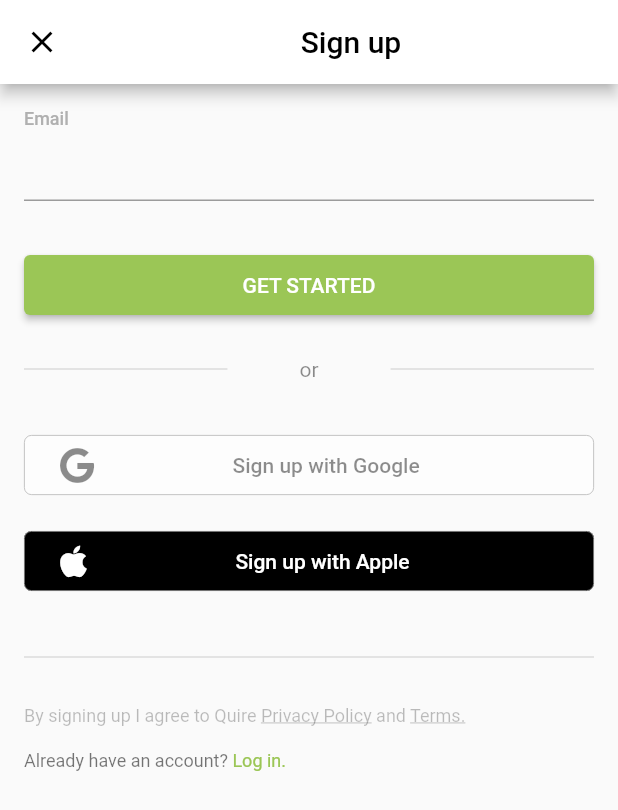
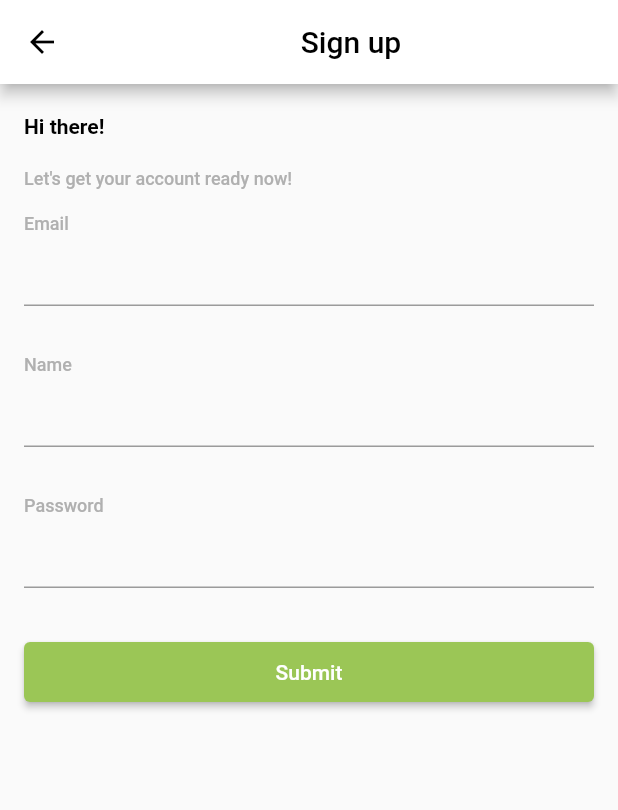
Before and after one commit to edgeboy47/quire_login_ui_clone, a Flutter app: the SignUpPage screen opened directly, after a tap on "GET STARTED", on a phone screen of 412 x 824 dp. Shown: the top 810 px of the screen. Run offline on Flutter 3.47's test engine with Material 2 defaults, Android fonts, the light colour scheme and no system bars; our stand-ins replace font_awesome_flutter, introduction_screen.

Commit message:
Add submit page

```diff
--- a/lib/sign_up_page.dart
+++ b/lib/sign_up_page.dart
@@ -2,6 +2,7 @@
 import 'package:font_awesome_flutter/font_awesome_flutter.dart';
 import 'package:quire_clone/colours.dart';
 import 'package:quire_clone/login_page.dart';
+import 'package:quire_clone/submit_page.dart';
 
 class SignUpPage extends StatefulWidget {
   const SignUpPage({Key? key}) : super(key: key);
@@ -88,7 +89,16 @@
                     style: ElevatedButton.styleFrom(
                       primary: kGreenColour,
                     ),
-                    onPressed: () {},
+                    onPressed: () {
+                      Navigator.push(
+                        context,
+                        MaterialPageRoute(
+                          builder: (_) => SubmitPage(
+                            email: _emailController.text,
+                          ),
+                        ),
+                      );
+                    },
                     child: Padding(
                       padding: const EdgeInsets.symmetric(vertical: 12.0),
                       child: Text('GET STARTED'),
--- /dev/null
+++ b/lib/submit_page.dart
@@ -0,0 +1,195 @@
+import 'package:flutter/material.dart';
+import 'package:quire_clone/colours.dart';
+
+class SubmitPage extends StatefulWidget {
+  const SubmitPage({
+    Key? key,
+    required this.email,
+  }) : super(key: key);
+
+  final String email;
+
+  @override
+  _SubmitPageState createState() => _SubmitPageState();
+}
+
+class _SubmitPageState extends State<SubmitPage> {
+  late final TextEditingController _emailController;
+  late final TextEditingController _nameController;
+  late final TextEditingController _passwordController;
+
+  @override
+  void initState() {
+    super.initState();
+    _emailController = TextEditingController();
+    _emailController.text = widget.email;
+    _nameController = TextEditingController();
+    _passwordController = TextEditingController();
+  }
+
+  @override
+  void dispose() {
+    _emailController.dispose();
+    _nameController.dispose();
+    _passwordController.dispose();
+    super.dispose();
+  }
+
+  @override
+  Widget build(BuildContext context) {
+    return Scaffold(
+      appBar: AppBar(
+        leading: IconButton(
+          icon: Icon(
+            Icons.arrow_back,
+            color: Colors.black,
+          ),
+          onPressed: () {
+            Navigator.pop(context);
+          },
+        ),
+        backgroundColor: Colors.white,
+        title: Align(
+          alignment: Alignment.center,
+          child: Text(
+            'Sign up',
+            style: TextStyle(
+              color: Colors.black,
+            ),
+          ),
+        ),
+      ),
+      body: SafeArea(
+        child: Padding(
+          padding: const EdgeInsets.all(16.0),
+          child: SingleChildScrollView(
+            physics: NeverScrollableScrollPhysics(),
+            child: Column(
+              children: [
+                Align(
+                  alignment: Alignment.centerLeft,
+                  child: Padding(
+                    padding: const EdgeInsets.symmetric(vertical: 4.0),
+                    child: Text(
+                      'Hi there!',
+                      style: TextStyle(
+                        color: Colors.black,
+                        fontWeight: FontWeight.bold,
+                      ),
+                    ),
+                  ),
+                ),
+                Align(
+                  alignment: Alignment.centerLeft,
+                  child: Padding(
+                    padding: const EdgeInsets.symmetric(vertical: 16.0),
+                    child: Text(
+                      'Let\'s get your account ready now!',
+                      style: TextStyle(
+                        fontSize: 12,
+                        fontWeight: FontWeight.w500,
+                        color: kGreyColour,
+                      ),
+                    ),
+                  ),
+                ),
+                Align(
+                  alignment: Alignment.centerLeft,
+                  child: Text(
+                    'Email',
+                    style: TextStyle(
+                      fontSize: 12,
+                      fontWeight: FontWeight.w500,
+                      color: kGreyColour,
+                    ),
+                  ),
+                ),
+                Padding(
+                  padding: const EdgeInsets.only(bottom: 32.0),
+                  child: TextFormField(
+                    controller: _emailController,
+                    cursorColor: kGreenColour,
+                    decoration: InputDecoration(
+                      focusedBorder: UnderlineInputBorder(
+                        borderSide: BorderSide(
+                          color: kGreenColour,
+                          width: 1,
+                        ),
+                      ),
+                    ),
+                  ),
+                ),
+                Align(
+                  alignment: Alignment.centerLeft,
+                  child: Text(
+                    'Name',
+                    style: TextStyle(
+                      fontSize: 12,
+                      fontWeight: FontWeight.w500,
+                      color: kGreyColour,
+                    ),
+                  ),
+                ),
+                Padding(
+                  padding: const EdgeInsets.only(bottom: 32.0),
+                  child: TextFormField(
+                    controller: _nameController,
+                    cursorColor: kGreenColour,
+                    decoration: InputDecoration(
+                      focusedBorder: UnderlineInputBorder(
+                        borderSide: BorderSide(
+                          color: kGreenColour,
+                          width: 1,
+                        ),
+                      ),
+                    ),
+                  ),
+                ),
+                Align(
+                  alignment: Alignment.centerLeft,
+                  child: Text(
+                    'Password',
+                    style: TextStyle(
+                      fontSize: 12,
+                      fontWeight: FontWeight.w500,
+                      color: kGreyColour,
+                    ),
+                  ),
+                ),
+                Padding(
+                  padding: const EdgeInsets.only(bottom: 32.0),
+                  child: TextFormField(
+                    obscureText: true,
+                    controller: _passwordController,
+                    cursorColor: kGreenColour,
+                    decoration: InputDecoration(
+                      focusedBorder: UnderlineInputBorder(
+                        borderSide: BorderSide(
+                          color: kGreenColour,
+                          width: 1,
+                        ),
+                      ),
+                    ),
+                  ),
+                ),
+                SizedBox(
+                  width: double.infinity,
+                  child: ElevatedButton(
+                    style: ElevatedButton.styleFrom(
+                      primary: kGreenColour,
+                    ),
+                    onPressed: () {},
+                    child: Padding(
+                      padding: const EdgeInsets.symmetric(vertical: 12.0),
+                      child: Text('Submit'),
+                    ),
+                  ),
+                ),
+              ],
+            ),
+          ),
+        ),
+      ),
+    );
+  }
+}
```
